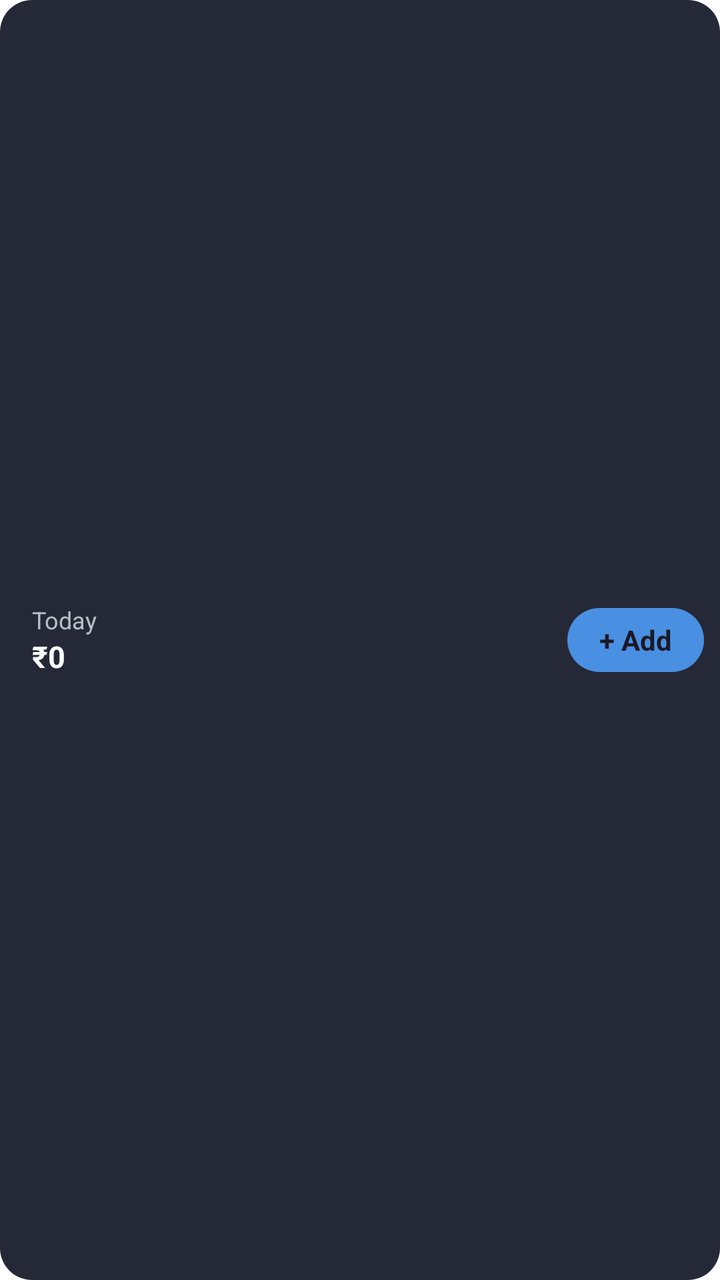
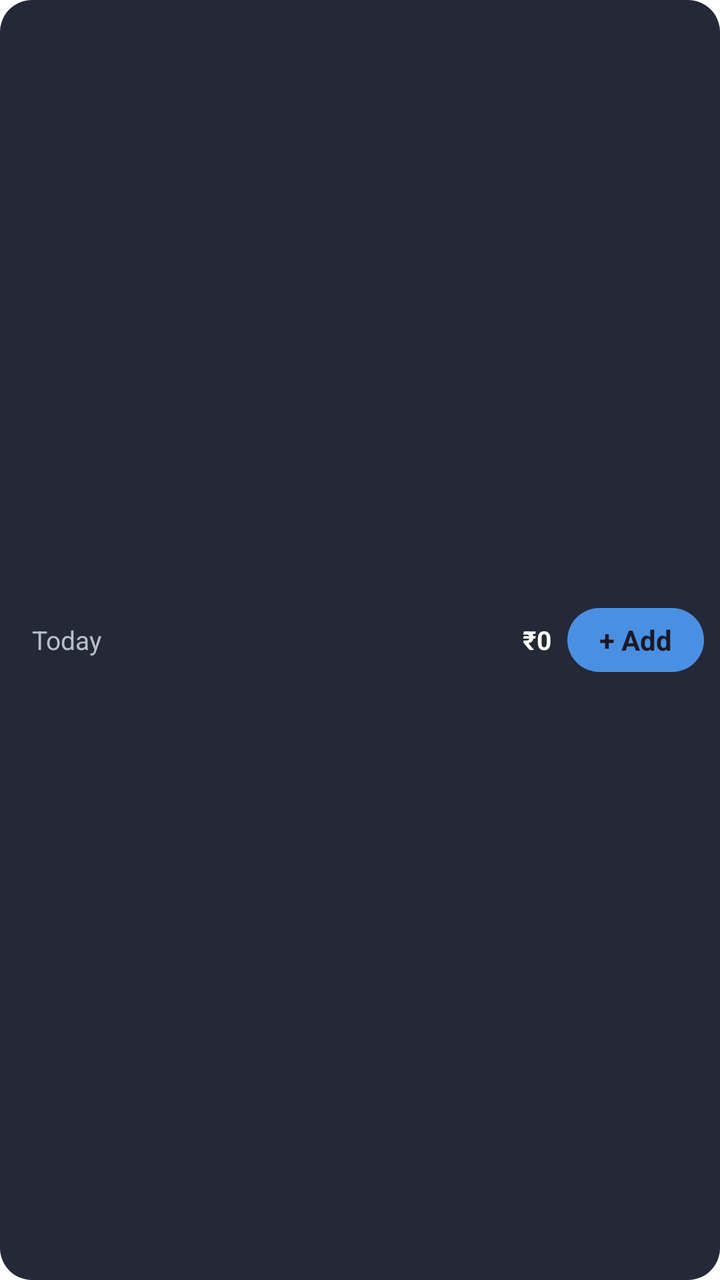

An Android layout rendered at two revisions. The XML below is the earlier revision; the diff shows what the commit changed to produce the second picture.
<!-- AndroidManifest.xml: fallback theme Theme.MaterialComponents.DayNight.NoActionBar -->
<!-- res/layout/home_widget_today.xml -->
<?xml version="1.0" encoding="utf-8"?>
<FrameLayout xmlns:android="http://schemas.android.com/apk/res/android"
    android:id="@+id/hw_root"
    android:layout_width="match_parent"
    android:layout_height="match_parent">

    <ImageView
        android:id="@+id/hw_bg"
        android:layout_width="match_parent"
        android:layout_height="match_parent"
        android:importantForAccessibility="no"
        android:scaleType="fitXY"
        android:src="@drawable/budget_widget_bg"
        android:tint="#252836" />

    <LinearLayout
        android:layout_width="match_parent"
        android:layout_height="match_parent"
        android:gravity="center_vertical"
        android:orientation="horizontal"
        android:paddingStart="16dp"
        android:paddingEnd="8dp"
        android:paddingVertical="4dp">

        <LinearLayout
            android:id="@+id/hw_open"
            android:layout_width="0dp"
            android:layout_height="wrap_content"
            android:layout_weight="1"
            android:orientation="vertical">

            <TextView
                android:id="@+id/hw_title"
                android:layout_width="match_parent"
                android:layout_height="wrap_content"
                android:maxLines="1"
                android:text="Today"
                android:textColor="#B4C0C8"
                android:textSize="12sp" />

            <TextView
                android:id="@+id/hw_amount"
                android:layout_width="match_parent"
                android:layout_height="wrap_content"
                android:ellipsize="end"
                android:maxLines="1"
                android:text="₹0"
                android:textColor="#FFFFFF"
                android:textSize="15sp"
                android:textStyle="bold" />
        </LinearLayout>

        <FrameLayout
            android:id="@+id/hw_add"
            android:layout_width="wrap_content"
            android:layout_height="32dp"
            android:contentDescription="@string/shortcut_add_expense">

            <ImageView
                android:id="@+id/hw_add_bg"
                android:layout_width="match_parent"
                android:layout_height="match_parent"
                android:importantForAccessibility="no"
                android:scaleType="fitXY"
                android:src="@drawable/budget_widget_bg"
                android:tint="#4A90E2" />

            <TextView
                android:id="@+id/hw_add_label"
                android:layout_width="wrap_content"
                android:layout_height="match_parent"
                android:gravity="center"
                android:importantForAccessibility="no"
                android:paddingHorizontal="16dp"
                android:text="+ Add"
                android:textColor="#1B1927"
                android:textSize="14sp"
                android:textStyle="bold" />
        </FrameLayout>
    </LinearLayout>
</FrameLayout>
<!-- resources referenced by this layout -->
<resources>
  <!-- drawable budget_widget_bg (drawable) -->
  <?xml version="1.0" encoding="utf-8"?>
  <shape xmlns:android="http://schemas.android.com/apk/res/android"
      android:shape="rectangle">
      <solid android:color="#FFFFFF" />
      <corners android:radius="16dp" />
  </shape>
  <string name="shortcut_add_expense">Add expense</string>
</resources>

<!-- the commit's change to res/layout/home_widget_today.xml (unified diff, before → after) -->
@@ -26,28 +26,70 @@
             android:id="@+id/hw_open"
             android:layout_width="0dp"
             android:layout_height="wrap_content"
+            android:layout_marginEnd="8dp"
             android:layout_weight="1"
             android:orientation="vertical">
 
-            <TextView
-                android:id="@+id/hw_title"
+            <LinearLayout
                 android:layout_width="match_parent"
                 android:layout_height="wrap_content"
-                android:maxLines="1"
-                android:text="Today"
-                android:textColor="#B4C0C8"
-                android:textSize="12sp" />
+                android:gravity="center_vertical"
+                android:orientation="horizontal">
 
-            <TextView
-                android:id="@+id/hw_amount"
+                <TextView
+                    android:id="@+id/hw_title"
+                    android:layout_width="wrap_content"
+                    android:layout_height="wrap_content"
+                    android:layout_marginEnd="8dp"
+                    android:maxLines="1"
+                    android:text="Today"
+                    android:textColor="#B4C0C8"
+                    android:textSize="13sp" />
+
+                <TextView
+                    android:id="@+id/hw_amount"
+                    android:layout_width="0dp"
+                    android:layout_height="wrap_content"
+                    android:layout_weight="1"
+                    android:ellipsize="end"
+                    android:gravity="end"
+                    android:maxLines="1"
+                    android:text="₹0"
+                    android:textColor="#FFFFFF"
+                    android:textSize="13sp"
+                    android:textStyle="bold" />
+            </LinearLayout>
+
+            <LinearLayout
+                android:id="@+id/hw_safe_row"
                 android:layout_width="match_parent"
                 android:layout_height="wrap_content"
-                android:ellipsize="end"
-                android:maxLines="1"
-                android:text="₹0"
-                android:textColor="#FFFFFF"
-                android:textSize="15sp"
-                android:textStyle="bold" />
+                android:gravity="center_vertical"
+                android:orientation="horizontal"
+                android:visibility="gone">
+
+                <TextView
+                    android:id="@+id/hw_safe_title"
+                    android:layout_width="wrap_content"
+                    android:layout_height="wrap_content"
+                    android:layout_marginEnd="8dp"
+                    android:maxLines="1"
+                    android:text="Safe to spend"
+                    android:textColor="#B4C0C8"
+                    android:textSize="13sp" />
+
+                <TextView
+                    android:id="@+id/hw_safe_amount"
+                    android:layout_width="0dp"
+                    android:layout_height="wrap_content"
+                    android:layout_weight="1"
+                    android:ellipsize="end"
+                    android:gravity="end"
+                    android:maxLines="1"
+                    android:textColor="#FFFFFF"
+                    android:textSize="13sp"
+                    android:textStyle="bold" />
+            </LinearLayout>
         </LinearLayout>
 
         <FrameLayout
